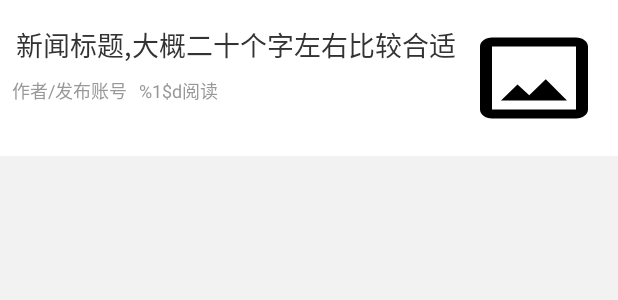
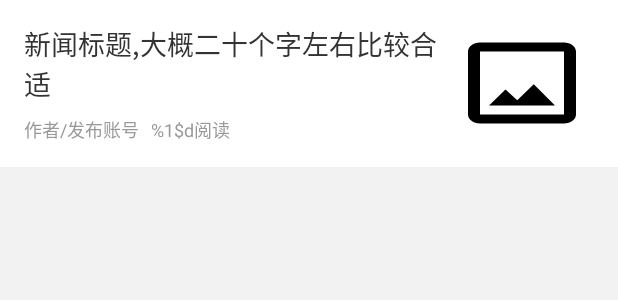
Before and after one commit to SCUJCC-Students/JinchengNewsAndroid, an Android app: the layout news_title_item_pic_1.xml on its own in the app's theme, with its tools: preview values and no code run, on a phone screen of 412 x 824 dp. Shown: the top 300 px of the screen. Run offline under Robolectric (Android 15) with nearby library versions, the phone set to English and light mode, and no system bars.

Commit message:
修改 标题长度限制及超出显示
增加 列表左右边距

```diff
--- a/app/src/main/res/layout/news_title_item_pic_1.xml
+++ b/app/src/main/res/layout/news_title_item_pic_1.xml
@@ -33,6 +33,8 @@
                 android:text="@string/news_title"
                 android:textSize="@dimen/news_text_title_size"
                 android:textColor="@color/colorBlackPrimary"
+                android:maxLines="2"
+                android:ellipsize="end"
                 android:layout_alignParentTop="true"
                 android:layout_toStartOf="@id/newsImage"
                 android:gravity="start"/>
--- a/app/src/main/res/values/dimens.xml
+++ b/app/src/main/res/values/dimens.xml
@@ -9,5 +9,5 @@
     <dimen name="tab_height">36dp</dimen>
     <dimen name="news_text_title_size">18sp</dimen>
     <dimen name="news_text_description_size">12sp</dimen>
-    <dimen name="list_padding">8dp</dimen>
+    <dimen name="list_padding">16dp</dimen>
 </resources>
```
